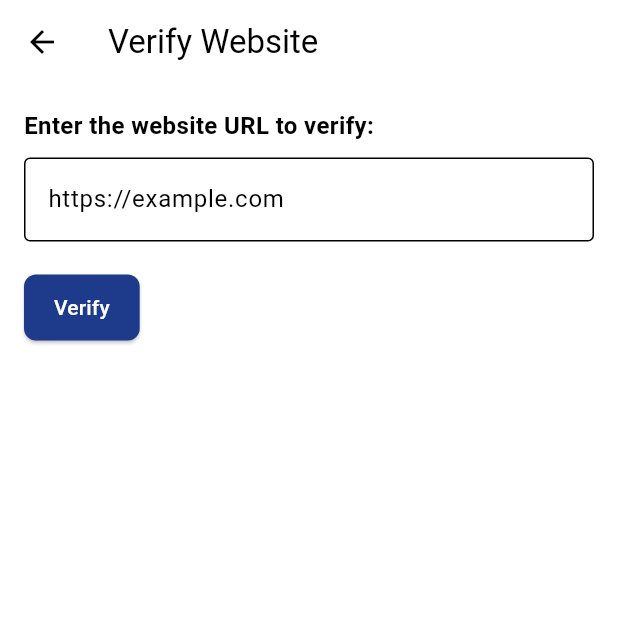
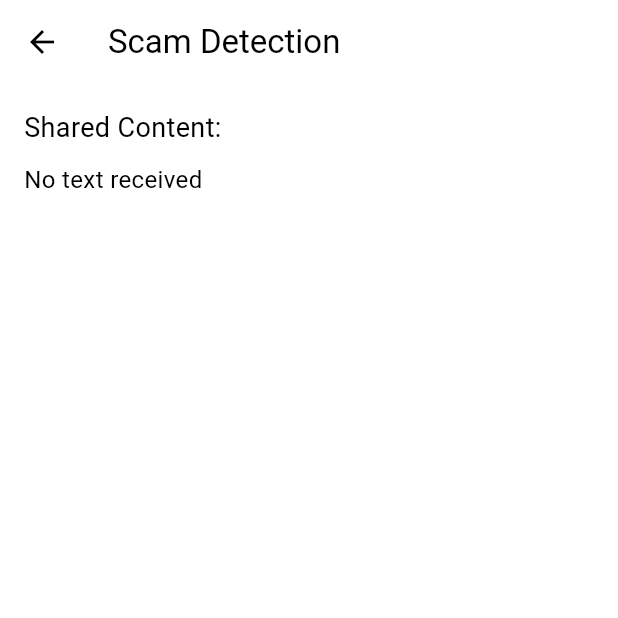
Before and after one commit to dhruvjaink07/scamurai, a Flutter app: the HomeScreen screen opened by its route, after a tap on "Secure Account", on a phone screen of 412 x 824 dp, the top half of it. Run offline on Flutter 3.47's test engine with Material 3 defaults, Android fonts, the light colour scheme and no system bars; our stand-ins replace appwrite, file_picker, get, image_picker, shared_preferences; missing offline and left inert: android_intent_plus, share_handler; accounts and stored records are empty.

Commit message:
Text Sharing option enabled
share_handler used

```diff
--- a/lib/core/app_routes.dart
+++ b/lib/core/app_routes.dart
@@ -5,6 +5,7 @@ import 'package:scamurai/presentation/screens/auth/register_screen.dart';
 import 'package:scamurai/presentation/screens/home_screen.dart';
 import 'package:scamurai/presentation/screens/profile_screen.dart';
 import 'package:scamurai/presentation/screens/reports_screen.dart';
+import 'package:scamurai/presentation/screens/scam_detection_screen.dart';
 import 'package:scamurai/presentation/screens/website_verifier_screen.dart';
 import 'package:scamurai/presentation/screens/splash_screen.dart';
 
@@ -18,6 +19,7 @@ class AppRoutes {
   static const String splashScreen = '/splash-screen';
   static const String verifyWebsiteScreen = '/verify-website';
   static const String reportScamScreen = '/report-scam';
+  static const String scamDetection = '/scam-detect';
   static final List<GetPage> routes = [
     GetPage(name: loginScreen, page: () => const LoginScreen()),
     GetPage(name: registerScreen, page: () => const RegisterScreen()),
@@ -27,5 +29,6 @@ class AppRoutes {
     GetPage(name: splashScreen, page: () => const SplashScreen()),
     GetPage(name: verifyWebsiteScreen, page: () => VerifyWebsiteScreen()),
     GetPage(name: reportScamScreen, page: () => const ReportScamScreen()),
+    GetPage(name: scamDetection, page: () => ScamDetectionScreen())
   ];
 }
--- a/lib/presentation/screens/home_screen.dart
+++ b/lib/presentation/screens/home_screen.dart
@@ -1,3 +1,4 @@
+import 'dart:async';
 import 'dart:io';
 
 import 'package:android_intent_plus/android_intent.dart';
@@ -12,6 +13,7 @@ import 'package:scamurai/presentation/screens/website_verifier_screen.dart';
 import 'package:scamurai/state_management/user_controller.dart';
 import 'package:url_launcher/url_launcher.dart';
 import 'package:shared_preferences/shared_preferences.dart';
+import 'package:share_handler/share_handler.dart';
 import '../widgets/fraud_alert_card.dart';
 import '../widgets/quick_action_button.dart';
 import '../widgets/learning_card.dart';
@@ -31,12 +33,38 @@ class _HomeScreenState extends State<HomeScreen> {
   String? _latestLink;
   bool _isInitialized = false; // Ensures we check the link only once.
   bool _isDefaultBrowser = false;
+  StreamSubscription<SharedMedia>? _streamSubscription;
 
   @override
   void initState() {
     super.initState();
     _receiveLinkFromNative();
     _checkIfDefaultBrowser();
+    _handleSharedData();
+  }
+
+  Future<void> _handleSharedData() async {
+    final handler = ShareHandlerPlatform.instance;
+
+    // Get initial shared content when app is opened via sharing intent
+    SharedMedia? initialMedia = await handler.getInitialSharedMedia();
+    if (initialMedia?.content != null) {
+      Get.toNamed(AppRoutes.scamDetection, arguments: initialMedia!.content);
+    }
+
+    // Listen for shared content while app is running
+    _streamSubscription = handler.sharedMediaStream.listen((SharedMedia media) {
+      if (!mounted) return;
+      if (media.content != null) {
+        Get.toNamed(AppRoutes.scamDetection, arguments: media.content);
+      }
+    });
+  }
+
+  @override
+  void dispose() {
+    _streamSubscription?.cancel(); // Cleanup
+    super.dispose();
   }
 
   /// Receives the link when the app is opened via a link
@@ -135,6 +163,10 @@ class _HomeScreenState extends State<HomeScreen> {
     Get.toNamed(AppRoutes.reportScamScreen);
   }
 
+  void detectScamInText() {
+    Get.toNamed(AppRoutes.scamDetection);
+  }
+
   @override
   Widget build(BuildContext context) {
     final UserController _userController = Get.find<UserController>();
@@ -229,7 +261,7 @@ class _HomeScreenState extends State<HomeScreen> {
                   QuickActionButton(
                     icon: Icons.lock,
                     label: "Secure Account",
-                    onClick: verifyWebsite,
+                    onClick: detectScamInText,
                   ),
                   QuickActionButton(
                     icon: Icons.book,
--- /dev/null
+++ b/lib/presentation/screens/scam_detection_screen.dart
@@ -0,0 +1,71 @@
+import 'dart:async';
+import 'package:flutter/material.dart';
+import 'package:get/get.dart';
+import 'package:share_handler/share_handler.dart';
+
+class ScamDetectionScreen extends StatefulWidget {
+  @override
+  _ScamDetectionScreenState createState() => _ScamDetectionScreenState();
+}
+
+class _ScamDetectionScreenState extends State<ScamDetectionScreen> {
+  StreamSubscription<SharedMedia>? _streamSubscription;
+  String? sharedText;
+
+  @override
+  void initState() {
+    super.initState();
+    _handleSharedData();
+  }
+
+  Future<void> _handleSharedData() async {
+    final handler = ShareHandlerPlatform.instance;
+
+    // Get initial shared content when app is opened via sharing intent
+    SharedMedia? initialMedia = await handler.getInitialSharedMedia();
+    if (initialMedia?.content != null) {
+      setState(() => sharedText = initialMedia!.content);
+    }
+
+    // Listen for shared content while app is running
+    _streamSubscription = handler.sharedMediaStream.listen((SharedMedia media) {
+      if (!mounted) return;
+      if (media.content != null) {
+        setState(() => sharedText = media.content);
+      }
+    });
+
+    // Get shared content from navigation arguments
+    final String? sharedContent = Get.arguments;
+    if (sharedContent != null) {
+      setState(() => sharedText = sharedContent);
+    }
+  }
+
+  @override
+  void dispose() {
+    _streamSubscription?.cancel(); // Cleanup
+    super.dispose();
+  }
+
+  @override
+  Widget build(BuildContext context) {
+    return Scaffold(
+      appBar: AppBar(title: const Text("Scam Detection")),
+      body: Padding(
+        padding: const EdgeInsets.all(16.0),
+        child: Column(
+          crossAxisAlignment: CrossAxisAlignment.start,
+          children: [
+            const Text("Shared Content:", style: TextStyle(fontSize: 18)),
+            const SizedBox(height: 10),
+            Text(
+              sharedText ?? "No text received",
+              style: const TextStyle(fontSize: 16),
+            ),
+          ],
+        ),
+      ),
+    );
+  }
+}
--- a/pubspec.yaml
+++ b/pubspec.yaml
@@ -42,6 +42,7 @@ dependencies:
   image_picker: ^1.1.2
   android_intent_plus: ^5.3.0
   file_picker: ^9.0.2
+  share_handler: ^0.0.22
 
 
 dev_dependencies:
```
Also changed, not shown: pubspec.lock, 2 other files.
